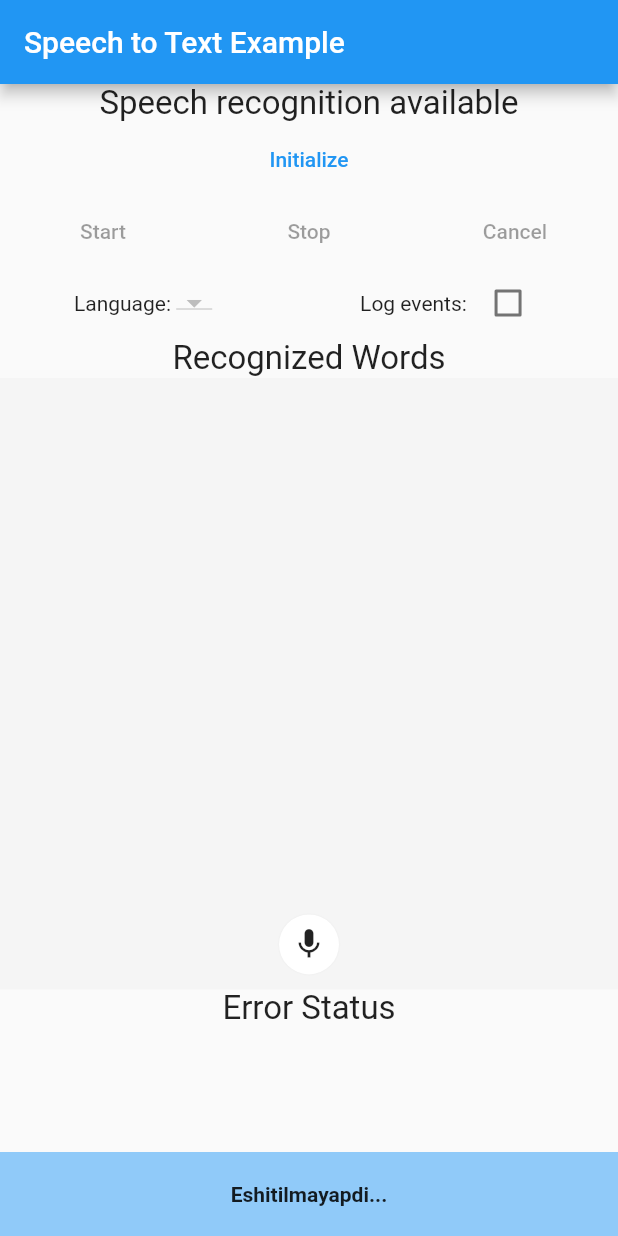
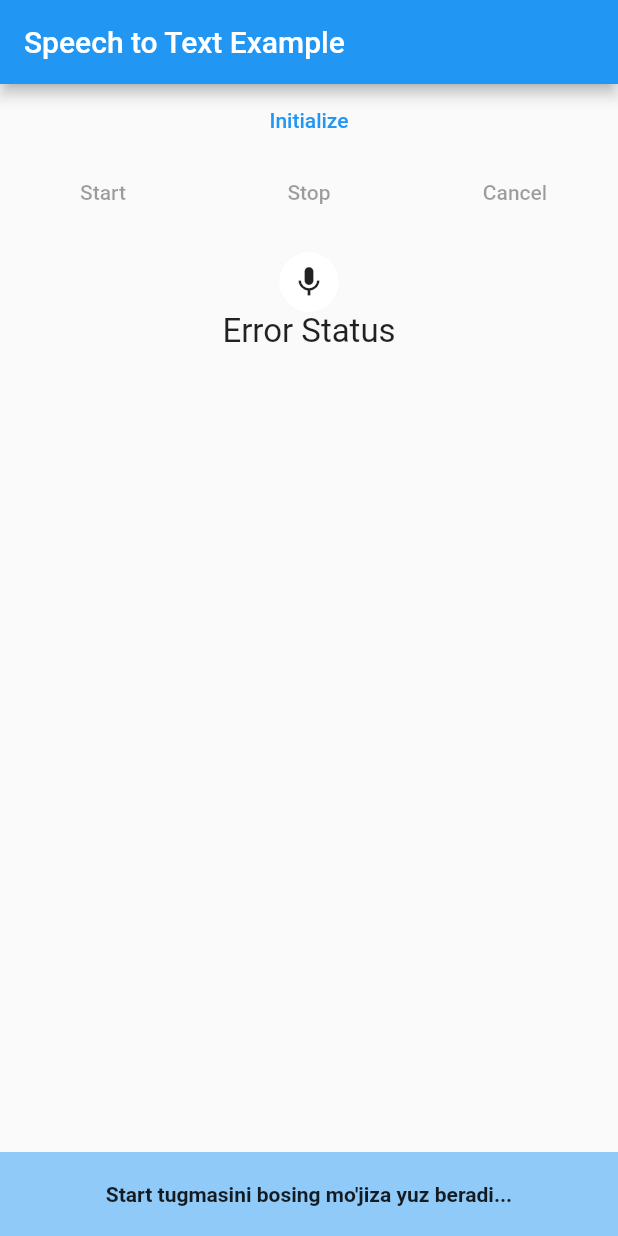
Before and after one commit to Xaliljon/text2speech, a Flutter app: the screen it shows after launch, on a phone screen of 412 x 824 dp. Run offline on Flutter 3.47's test engine with Material 2 defaults, Android fonts, the phone set to English and light mode, and no system bars; our stand-ins replace speech_to_text.

Commit message:
- initialCOmmit

```diff
--- a/lib/main.dart
+++ b/lib/main.dart
@@ -2,6 +2,11 @@ import 'dart:async';
 import 'dart:math';
 
 import 'package:flutter/material.dart';
+import 'package:speech2text/widgets/error.dart';
+import 'package:speech2text/widgets/init_speech.dart';
+import 'package:speech2text/widgets/recognition_result.dart';
+import 'package:speech2text/widgets/speech_control.dart';
+import 'package:speech2text/widgets/speech_status.dart';
 import 'package:speech_to_text/speech_recognition_error.dart';
 import 'package:speech_to_text/speech_recognition_result.dart';
 import 'package:speech_to_text/speech_to_text.dart';
@@ -18,19 +23,17 @@ class _SpeechSampleAppState extends State<SpeechSampleApp> {
   bool _logEvents = false;
   double level = 0.0;
   double minSoundLevel = 50000;
-  double maxSoundLevel = -50000;
+  double maxSoundLevel = 0;
   String lastWords = '';
   String lastError = '';
   String lastStatus = '';
-  String _currentLocaleId = '';
-  List<LocaleName> _localeNames = [];
+  final String _currentLocaleId = 'uz-UZ';
   final SpeechToText speech = SpeechToText();
 
   @override
   void initState() {
     super.initState();
   }
-
 
   Future<void> initSpeechState() async {
     _logEvent('Initialize');
@@ -39,15 +42,6 @@ class _SpeechSampleAppState extends State<SpeechSampleApp> {
         onStatus: statusListener,
         debugLogging: true,
         finalTimeout: Duration(milliseconds: 0));
-    if (hasSpeech) {
-      // Get the list of languages installed on the supporting platform so they
-      // can be displayed in the UI for selection by the user.
-      _localeNames = await speech.locales();
-
-      var systemLocale = await speech.systemLocale();
-      _currentLocaleId = systemLocale?.localeId ?? '';
-    }
-
     if (!mounted) return;
 
     setState(() {
@@ -58,53 +52,83 @@ class _SpeechSampleAppState extends State<SpeechSampleApp> {
   @override
   Widget build(BuildContext context) {
     return MaterialApp(
+      debugShowCheckedModeBanner: false,
       home: Scaffold(
         appBar: AppBar(
           title: const Text('Speech to Text Example'),
         ),
-        body: Column(children: [
-          HeaderWidget(),
+        body: SafeArea(
+          child: Column(children: [
             Container(
               child: Column(
                 children: <Widget>[
                   InitSpeechWidget(_hasSpeech, initSpeechState),
                   SpeechControlWidget(_hasSpeech, speech.isListening,
                       startListening, stopListening, cancelListening),
-                SessionOptionsWidget(_currentLocaleId, _switchLang,
-                    _localeNames, _logEvents, _switchLogging),
+
                 ],
               ),
             ),
-          Expanded(
+            Text(
+              lastWords,
+              textAlign: TextAlign.center,
+            ),
+            Positioned.fill(
+              bottom: 10,
+              child: Align(
+                alignment: Alignment.bottomCenter,
+                child: Container(
+                  width: 40,
+                  height: 40,
+                  alignment: Alignment.center,
+                  decoration: BoxDecoration(
+                    boxShadow: [
+                      BoxShadow(
+                          blurRadius: .26,
+                          spreadRadius: level * 1.5,
+                          color: Colors.blue.withOpacity(.05))
+                    ],
+                    color: Colors.white,
+                    borderRadius: const BorderRadius.all(Radius.circular(50)),
+                  ),
+                  child: IconButton(
+                    icon: const Icon(Icons.mic),
+                    onPressed: () => null,
+                  ),
+                ),
+              ),
+            ),
+            /*Expanded(
               flex: 4,
               child: RecognitionResultsWidget(lastWords: lastWords, level: level),
-          ),
+            ),*/
             Expanded(
               flex: 1,
-            child: ErrorWidget(lastError: lastError),
+              child: ErrorWidgets(lastError: lastError),
             ),
             SpeechStatusWidget(speech: speech),
           ]),
         ),
+      ),
     );
   }
-
 
   void startListening() {
     _logEvent('Eshitish boshlandi...');
     lastWords = '';
     lastError = '';
 
-    speech.listen(
+
+    print('#########################' + _currentLocaleId);
+    setState(() {speech.listen(
       onResult: resultListener,
       listenFor: const Duration(seconds: 30),
       pauseFor: const Duration(seconds: 5),
       partialResults: true,
-        localeId: _currentLocaleId,
+      localeId: 'uz-UZ',
       onSoundLevelChange: soundLevelListener,
       cancelOnError: true,
-        listenMode: ListenMode.confirmation);
-    setState(() {});
+    );});
   }
 
   void stopListening() {
@@ -127,7 +151,7 @@ class _SpeechSampleAppState extends State<SpeechSampleApp> {
     _logEvent(
         'Result listener final: ${result.finalResult}, words: ${result.recognizedWords}');
     setState(() {
-      lastWords = '${result.recognizedWords} - ${result.finalResult}';
+      lastWords = result.recognizedWords;
     });
     //hey nima gap
   }
@@ -135,7 +159,7 @@ class _SpeechSampleAppState extends State<SpeechSampleApp> {
   void soundLevelListener(double level) {
     minSoundLevel = min(minSoundLevel, level);
     maxSoundLevel = max(maxSoundLevel, level);
-    // _logEvent('sound level $level: $minSoundLevel - $maxSoundLevel ');
+    _logEvent('sound level $level: $minSoundLevel - $maxSoundLevel ');
     setState(() {
       this.level = level;
     });
@@ -157,261 +181,10 @@ class _SpeechSampleAppState extends State<SpeechSampleApp> {
     });
   }
 
-  void _switchLang(selectedVal) {
-    setState(() {
-      _currentLocaleId = selectedVal;
-    });
-    print(selectedVal);
-  }
-
   void _logEvent(String eventDescription) {
     if (_logEvents) {
       var eventTime = DateTime.now().toIso8601String();
       print('$eventTime $eventDescription');
     }
   }
-
-  void _switchLogging(bool? val) {
-    setState(() {
-      _logEvents = val ?? false;
-    });
 }
-}
-
-class RecognitionResultsWidget extends StatelessWidget {
-  const RecognitionResultsWidget({
-    Key? key,
-    required this.lastWords,
-    required this.level,
-  }) : super(key: key);
-
-  final String lastWords;
-  final double level;
-
-  @override
-  Widget build(BuildContext context) {
-    return Column(
-      children: <Widget>[
-        const Center(
-          child: Text(
-            'Recognized Words',
-            style: TextStyle(fontSize: 22.0),
-          ),
-        ),
-        Expanded(
-          child: Stack(
-            children: <Widget>[
-              Container(
-                color: Theme.of(context).selectedRowColor,
-                child: Center(
-                  child: Text(
-                    lastWords,
-                    textAlign: TextAlign.center,
-                  ),
-                ),
-              ),
-              Positioned.fill(
-                bottom: 10,
-                child: Align(
-                  alignment: Alignment.bottomCenter,
-                  child: Container(
-                    width: 40,
-                    height: 40,
-                    alignment: Alignment.center,
-                    decoration: BoxDecoration(
-                      boxShadow: [
-                        BoxShadow(
-                            blurRadius: .26,
-                            spreadRadius: level * 1.5,
-                            color: Colors.black.withOpacity(.05))
-                      ],
-                      color: Colors.white,
-                      borderRadius: const BorderRadius.all(Radius.circular(50)),
-                    ),
-                    child: IconButton(
-                      icon: const Icon(Icons.mic),
-                      onPressed: () => null,
-                    ),
-                  ),
-                ),
-              ),
-            ],
-          ),
-        ),
-      ],
-    );
-  }
-}
-
-class HeaderWidget extends StatelessWidget {
-  const HeaderWidget({
-    Key? key,
-  }) : super(key: key);
-
-  @override
-  Widget build(BuildContext context) {
-    return const Center(
-      child: Text(
-        'Speech recognition available',
-        style: TextStyle(fontSize: 22.0),
-      ),
-    );
-  }
-}
-
-class ErrorWidget extends StatelessWidget {
-  const ErrorWidget({
-    Key? key,
-    required this.lastError,
-  }) : super(key: key);
-
-  final String lastError;
-
-  @override
-  Widget build(BuildContext context) {
-    return Column(
-      children: <Widget>[
-        const Center(
-          child: Text(
-            'Error Status',
-            style: TextStyle(fontSize: 22.0),
-          ),
-        ),
-        Center(
-          child: Text(lastError),
-        ),
-      ],
-    );
-  }
-}
-
-class SpeechControlWidget extends StatelessWidget {
-  const SpeechControlWidget(this.hasSpeech, this.isListening,
-      this.startListening, this.stopListening, this.cancelListening,
-      {Key? key})
-      : super(key: key);
-
-  final bool hasSpeech;
-  final bool isListening;
-  final void Function() startListening;
-  final void Function() stopListening;
-  final void Function() cancelListening;
-
-  @override
-  Widget build(BuildContext context) {
-    return Row(
-      mainAxisAlignment: MainAxisAlignment.spaceAround,
-      children: <Widget>[
-        TextButton(
-          onPressed: !hasSpeech || isListening ? null : startListening,
-          child: const Text('Start'),
-        ),
-        TextButton(
-          onPressed: isListening ? stopListening : null,
-          child: const Text('Stop'),
-        ),
-        TextButton(
-          onPressed: isListening ? cancelListening : null,
-          child: const Text('Cancel'),
-        )
-      ],
-    );
-  }
-}
-
-class SessionOptionsWidget extends StatelessWidget {
-  const SessionOptionsWidget(this.currentLocaleId, this.switchLang,
-      this.localeNames, this.logEvents, this.switchLogging,
-      {Key? key})
-      : super(key: key);
-
-  final String currentLocaleId;
-  final void Function(String?) switchLang;
-  final void Function(bool?) switchLogging;
-  final List<LocaleName> localeNames;
-  final bool logEvents;
-
-  @override
-  Widget build(BuildContext context) {
-    return Row(
-      mainAxisAlignment: MainAxisAlignment.spaceAround,
-      children: <Widget>[
-        Row(
-          children: [
-            const Text('Language: '),
-            DropdownButton<String>(
-              onChanged: (selectedVal) => switchLang(selectedVal),
-              value: currentLocaleId,
-              items: localeNames
-                  .map(
-                    (localeName) => DropdownMenuItem(
-                  value: localeName.localeId,
-                  child: Text(localeName.name),
-                ),
-              )
-                  .toList(),
-            ),
-          ],
-        ),
-        Row(
-          children: [
-            const Text('Log events: '),
-            Checkbox(
-              value: logEvents,
-              onChanged: switchLogging,
-            ),
-          ],
-        )
-      ],
-    );
-  }
-}
-
-class InitSpeechWidget extends StatelessWidget {
-  const InitSpeechWidget(this.hasSpeech, this.initSpeechState, {Key? key})
-      : super(key: key);
-
-  final bool hasSpeech;
-  final Future<void> Function() initSpeechState;
-
-  @override
-  Widget build(BuildContext context) {
-    return Row(
-      mainAxisAlignment: MainAxisAlignment.spaceAround,
-      children: <Widget>[
-        TextButton(
-          onPressed: hasSpeech ? null : initSpeechState,
-          child: const Text('Initialize'),
-        ),
-      ],
-    );
-  }
-}
-
-class SpeechStatusWidget extends StatelessWidget {
-  const SpeechStatusWidget({
-    Key? key,
-    required this.speech,
-  }) : super(key: key);
-
-  final SpeechToText speech;
-
-  @override
-  Widget build(BuildContext context) {
-    return Container(
-      padding: const EdgeInsets.symmetric(vertical: 20),
-      color: Theme.of(context).backgroundColor,
-      child: Center(
-        child: speech.isListening
-            ? const Text(
-          "Men  eshityapman...",
-          style: TextStyle(fontWeight: FontWeight.bold),
-        )
-            : const Text(
-          'Eshitilmayapdi...',
-          style: TextStyle(fontWeight: FontWeight.bold),
-        ),
-      ),
-    );
-  }
-}
--- /dev/null
+++ b/lib/widgets/error.dart
@@ -0,0 +1,27 @@
+import 'package:flutter/cupertino.dart';
+
+class ErrorWidgets extends StatelessWidget {
+  const ErrorWidgets({
+    Key? key,
+    required this.lastError,
+  }) : super(key: key);
+
+  final String lastError;
+
+  @override
+  Widget build(BuildContext context) {
+    return Column(
+      children: <Widget>[
+        const Center(
+          child: Text(
+            'Error Status',
+            style: TextStyle(fontSize: 22.0),
+          ),
+        ),
+        Center(
+          child: Text(lastError),
+        ),
+      ],
+    );
+  }
+}
--- /dev/null
+++ b/lib/widgets/init_speech.dart
@@ -0,0 +1,23 @@
+import 'package:flutter/cupertino.dart';
+import 'package:flutter/material.dart';
+
+class InitSpeechWidget extends StatelessWidget {
+  const InitSpeechWidget(this.hasSpeech, this.initSpeechState, {Key? key})
+      : super(key: key);
+
+  final bool hasSpeech;
+  final Future<void> Function() initSpeechState;
+
+  @override
+  Widget build(BuildContext context) {
+    return Row(
+      mainAxisAlignment: MainAxisAlignment.spaceAround,
+      children: <Widget>[
+        TextButton(
+          onPressed: hasSpeech ? null : initSpeechState,
+          child: const Text('Initialize'),
+        ),
+      ],
+    );
+  }
+}
--- /dev/null
+++ b/lib/widgets/speech_control.dart
@@ -0,0 +1,36 @@
+import 'package:flutter/cupertino.dart';
+import 'package:flutter/material.dart';
+
+class SpeechControlWidget extends StatelessWidget {
+  const SpeechControlWidget(this.hasSpeech, this.isListening,
+      this.startListening, this.stopListening, this.cancelListening,
+      {Key? key})
+      : super(key: key);
+
+  final bool hasSpeech;
+  final bool isListening;
+  final void Function() startListening;
+  final void Function() stopListening;
+  final void Function() cancelListening;
+
+  @override
+  Widget build(BuildContext context) {
+    return Row(
+      mainAxisAlignment: MainAxisAlignment.spaceAround,
+      children: <Widget>[
+        TextButton(
+          onPressed: !hasSpeech || isListening ? null : startListening,
+          child: const Text('Start'),
+        ),
+        TextButton(
+          onPressed: isListening ? stopListening : null,
+          child: const Text('Stop'),
+        ),
+        TextButton(
+          onPressed: isListening ? cancelListening : null,
+          child: const Text('Cancel'),
+        )
+      ],
+    );
+  }
+}
--- /dev/null
+++ b/lib/widgets/speech_status.dart
@@ -0,0 +1,31 @@
+import 'package:flutter/cupertino.dart';
+import 'package:flutter/material.dart';
+import 'package:speech_to_text/speech_to_text.dart';
+
+class SpeechStatusWidget extends StatelessWidget {
+  const SpeechStatusWidget({
+    Key? key,
+    required this.speech,
+  }) : super(key: key);
+
+  final SpeechToText speech;
+
+  @override
+  Widget build(BuildContext context) {
+    return Container(
+      padding: const EdgeInsets.symmetric(vertical: 20),
+      color: Theme.of(context).backgroundColor,
+      child: Center(
+        child: speech.isListening
+            ? const Text(
+          "Men  eshityapman...",
+          style: TextStyle(fontWeight: FontWeight.bold),
+        )
+            : const Text(
+          'Start tugmasini bosing mo\'jiza yuz beradi...',
+          style: TextStyle(fontWeight: FontWeight.bold),
+        ),
+      ),
+    );
+  }
+}
--- a/pubspec.yaml
+++ b/pubspec.yaml
@@ -35,6 +35,10 @@ dependencies:
   # Use with the CupertinoIcons class for iOS style icons.
   cupertino_icons: ^1.0.2
   speech_to_text: ^5.1.0
+  top_snackbar_flutter: 1.0.1
+  uuid: ^3.0.4
+  path_provider: ^2.0.5
+
 
 dev_dependencies:
   flutter_test:
```
Also changed, not shown: lib/widgets/recognition_result.dart (added, +67 -0 lines), pubspec.lock. Lines whose indentation alone changed are shown as unchanged.
